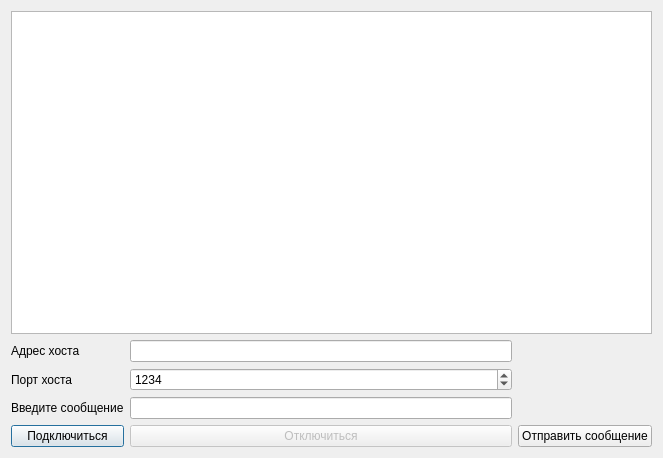
Above: QTcp_client/dialog.ui from yutfut/messenger before the change. Below: the same form after it.
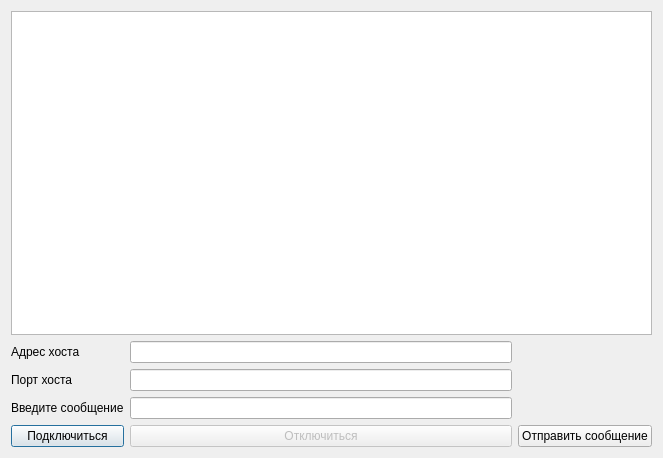
That is the form after the change.

Commit message: Редизайн: вместо SpinBox LineEdit

The edit to the form file:
```diff
--- a/QTcp_client/dialog.ui
+++ b/QTcp_client/dialog.ui
@@ -79,16 +79,6 @@
      <item row="2" column="1">
       <widget class="QLineEdit" name="message_Edit"/>
      </item>
-     <item row="1" column="1">
-      <widget class="QSpinBox" name="sbPort">
-       <property name="maximum">
-        <number>65536</number>
-       </property>
-       <property name="value">
-        <number>1234</number>
-       </property>
-      </widget>
-     </item>
      <item row="0" column="1">
       <widget class="QLineEdit" name="leHost">
        <property name="text">
@@ -96,6 +86,9 @@
        </property>
       </widget>
      </item>
+     <item row="1" column="1">
+      <widget class="QLineEdit" name="sbPort"/>
+     </item>
     </layout>
    </item>
   </layout>
```
Left out of the diff: 2 changed lines with no effect on the pictures. The commit also changes 1 other file.
